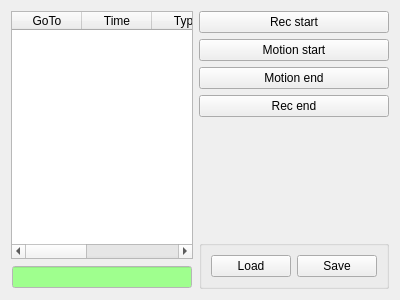
Old version of the form tinyos-2.x/trunk/support/cpp/TestShimmer/src/LogWidget.ui in the repository baharev/szte-wsn-code.
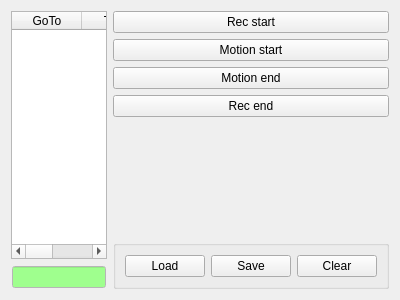
New version of the form.

The edit to the form file:
```diff
--- a/tinyos-2.x/trunk/support/cpp/TestShimmer/src/LogWidget.ui
+++ b/tinyos-2.x/trunk/support/cpp/TestShimmer/src/LogWidget.ui
@@ -581,6 +581,13 @@
           </property>
          </widget>
         </item>
+        <item>
+         <widget class="QPushButton" name="clearButton">
+          <property name="text">
+           <string>Clear</string>
+          </property>
+         </widget>
+        </item>
        </layout>
       </widget>
      </item>
```
